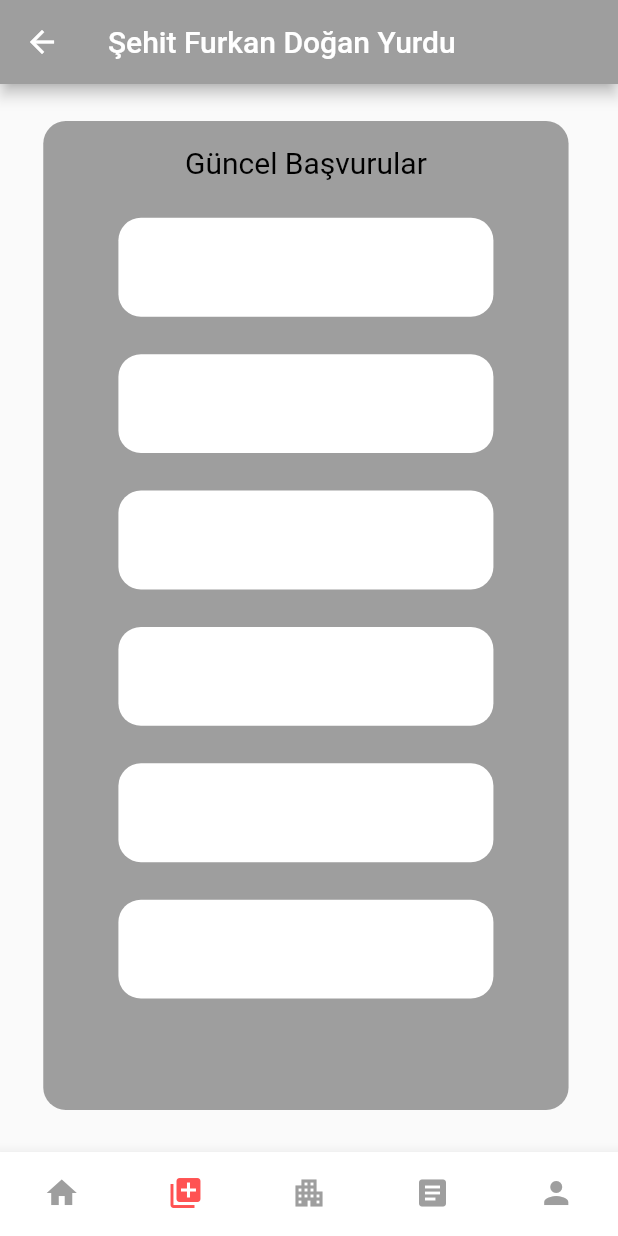
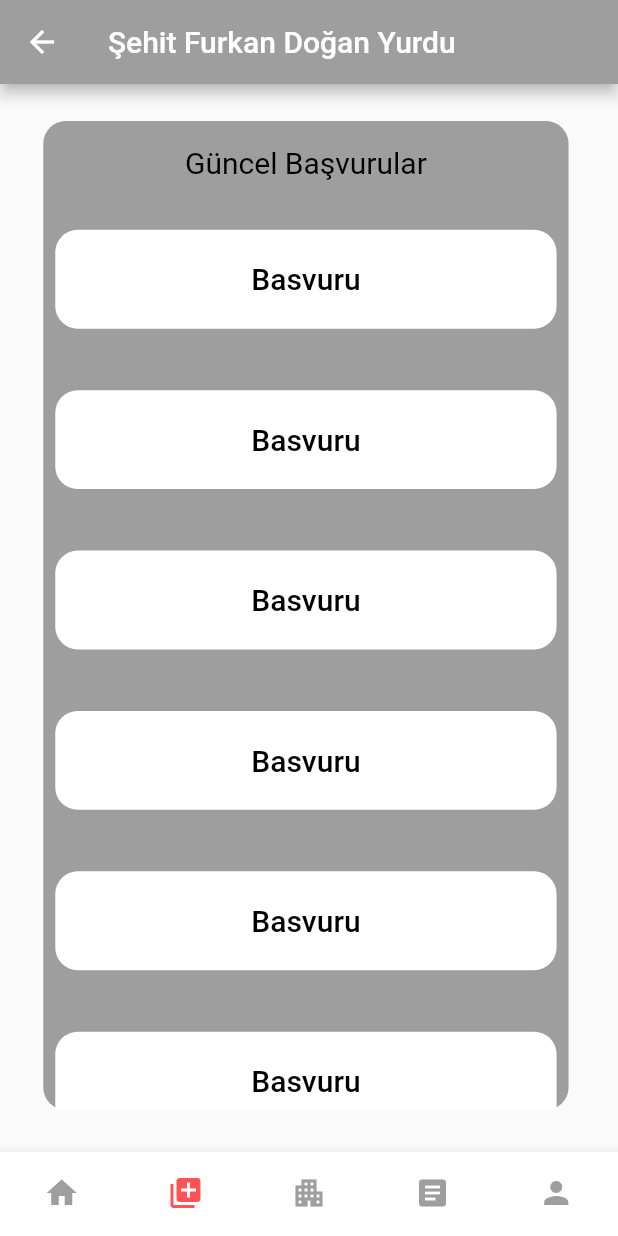
Before and after one commit to memin745/Flutter_Yurt, a Flutter app: the screen it shows after launch, item 2 of the bottom bar chosen, after a tap on "Başvurular", on a phone screen of 412 x 824 dp. Run offline on Flutter 3.47's test engine with Material 2 defaults, Android fonts, the phone set to English and light mode, and no system bars; our stand-ins replace carousel_pro.

Commit message:
Duyuru başvuru izin clean code

```diff
--- a/lib/Duyurular/DuyurularSayfasi.dart
+++ b/lib/Duyurular/DuyurularSayfasi.dart
@@ -37,10 +37,55 @@ class _DuyurularSayfasiPageState extends State<DuyurularSayfasiPage> {
               padding: EdgeInsets.only(top: 15),
               child: Text("Duyurular",style: TextStyle(fontSize: 25,fontWeight: FontWeight.bold),),
             ),
-            Container(
 
-            ),
-            Container(
+            Expanded(
+            child: ListView(
+              scrollDirection: Axis.vertical,
+              children: [
+                Padding(
+                padding: const EdgeInsets.all(8),
+                child:Duyurular("Duyuru", context),
+                ),
+                Padding(
+                padding: const EdgeInsets.all(8),
+                child:Duyurular("Duyuru", context),
+                ),
+                Padding(
+                padding: const EdgeInsets.all(8),
+                child:Duyurular("Duyuru", context),
+                ),
+                Padding(
+                padding: const EdgeInsets.all(8),
+                child:Duyurular("Duyuru", context),
+                ),
+                Padding(
+                padding: const EdgeInsets.all(8),
+                child:Duyurular("Duyuru", context),
+                ),
+                Padding(
+                padding: const EdgeInsets.all(8),
+                child:Duyurular("Duyuru", context),
+                ),
+                Padding(
+                padding: const EdgeInsets.all(8),
+                child:Duyurular("Duyuru", context),
+                ),
+                Padding(
+                padding: const EdgeInsets.all(8),
+                child:Duyurular("Duyuru", context),
+                ),
+              ],
+            )
+          )
+
+          ],
+        ),
+      ),
+    );
+  }
+}
+Widget Duyurular(String title, context){Size size = MediaQuery.of(context).size;
+   return Container(
               margin: EdgeInsets.only(top: 15),
               decoration: BoxDecoration(color: Colors.white,borderRadius: BorderRadius.circular(15)),
               width: size.width * 0.70,
@@ -50,65 +95,7 @@ class _DuyurularSayfasiPageState extends State<DuyurularSayfasiPage> {
             context,
             MaterialPageRoute(builder: (context) => DuyuruMetniPage()),
         ),
-              child: Text("Duyuru 1",style:TextStyle(fontSize: 20),),
+              child: Text("Duyuru ",style:TextStyle(fontSize: 20),),
               ),
-            ),
-            Container(
-              margin: EdgeInsets.only(top: 15),
-              decoration: BoxDecoration(color: Colors.white,borderRadius: BorderRadius.circular(15)),
-              width: size.width * 0.70,
-              height: size.height * 0.10,
-              child: TextButton(onPressed: () => Navigator.pushReplacement(
-            //Navigator.push(
-            context,
-            MaterialPageRoute(builder: (context) => DuyuruMetniPage()),
-        ),
-              child: Text("Duyuru 2",style:TextStyle(fontSize: 20),),
-              ),
-            ),
-            Container(
-              margin: EdgeInsets.only(top: 15),
-              decoration: BoxDecoration(color: Colors.white,borderRadius: BorderRadius.circular(15)),
-              width: size.width * 0.70,
-              height: size.height * 0.10,
-              child: TextButton(onPressed: () => Navigator.pushReplacement(
-            //Navigator.push(
-            context,
-            MaterialPageRoute(builder: (context) => DuyuruMetniPage()),
-        ),
-              child: Text("Duyuru 3",style:TextStyle(fontSize: 20),),
-              ),
-            ),
-            Container(
-              margin: EdgeInsets.only(top: 15),
-              decoration: BoxDecoration(color: Colors.white,borderRadius: BorderRadius.circular(15)),
-              width: size.width * 0.70,
-              height: size.height * 0.10,
-              child: TextButton(onPressed: () => Navigator.pushReplacement(
-            //Navigator.push(
-            context,
-            MaterialPageRoute(builder: (context) => DuyuruMetniPage()),
-        ),
-              child: Text("Duyuru 4",style:TextStyle(fontSize: 20),),
-              ),
-            ),
-            Container(
-              margin: EdgeInsets.only(top: 15),
-              decoration: BoxDecoration(color: Colors.white,borderRadius: BorderRadius.circular(15)),
-              width: size.width * 0.70,
-              height: size.height * 0.10,
-              child: TextButton(onPressed: () => Navigator.pushReplacement(
-            //Navigator.push(
-            context,
-            MaterialPageRoute(builder: (context) => DuyuruMetniPage()),
-        ),
-              child: Text("Duyuru 5",style:TextStyle(fontSize: 20),),
-              ),
-            ),
-
-          ],
-        ),
-      ),
-    );
-  }
+            );
 }
--- a/lib/izinbasvuru/basvurular.dart
+++ b/lib/izinbasvuru/basvurular.dart
@@ -50,7 +50,54 @@ class _BavurularPageState extends State<BavurularPage> {
                 )
               ]),
             ),
-            Container(
+             Expanded(
+            child: ListView(
+              scrollDirection: Axis.vertical,
+              children: [
+                Padding(
+                padding: const EdgeInsets.all(8),
+                child:Basvurular("Basvuru",context),
+                ),
+                Padding(
+                padding: const EdgeInsets.all(8),
+                child:Basvurular("Basvuru",context),
+                ),
+                Padding(
+                padding: const EdgeInsets.all(8),
+                child:Basvurular("Basvuru",context),
+                ),
+                Padding(
+                padding: const EdgeInsets.all(8),
+                child:Basvurular("Basvuru",context),
+                ),
+                Padding(
+                padding: const EdgeInsets.all(8),
+                child:Basvurular("Basvuru",context),
+                ),
+                Padding(
+                padding: const EdgeInsets.all(8),
+                child:Basvurular("Basvuru",context),
+                ),
+                Padding(
+                padding: const EdgeInsets.all(8),
+                child:Basvurular("Basvuru",context),
+                ),
+                Padding(
+                padding: const EdgeInsets.all(8),
+                child:Basvurular("Basvuru",context),
+                ),
+              ],
+            )
+          )
+
+          ],
+        ),
+      ),
+    );
+  }
+}
+Widget Basvurular(String title,context){Size size = MediaQuery.of(context).size;
+return Container(
                 margin: EdgeInsets.only(top: 25),
                 decoration: BoxDecoration(
                   borderRadius: BorderRadius.circular(15),
@@ -60,78 +107,8 @@ class _BavurularPageState extends State<BavurularPage> {
                 height: size.height * 0.08,
                 child: TextButton(
                     child: Text(
-                  "",
+                  title,
                   style: TextStyle(fontSize: 20, color: Colors.black),
-                ))),
-                Container(
-                margin: EdgeInsets.only(top: 25),
-                decoration: BoxDecoration(
-                  borderRadius: BorderRadius.circular(15),
-                  color: Colors.white,
-                ),
-                width: 250,
-                height: size.height * 0.08,
-                child: TextButton(
-                    child: Text(
-                  "",
-                  style: TextStyle(fontSize: 20, color: Colors.black),
-                ))),
-                Container(
-                margin: EdgeInsets.only(top: 25),
-                decoration: BoxDecoration(
-                  borderRadius: BorderRadius.circular(15),
-                  color: Colors.white,
-                ),
-                width: 250,
-                height: size.height * 0.08,
-                child: TextButton(
-                    child: Text(
-                  "",
-                  style: TextStyle(fontSize: 20, color: Colors.black),
-                ))),
-                Container(
-                margin: EdgeInsets.only(top: 25),
-                decoration: BoxDecoration(
-                  borderRadius: BorderRadius.circular(15),
-                  color: Colors.white,
-                ),
-                width: 250,
-                height: size.height * 0.08,
-                child: TextButton(
-                    child: Text(
-                  "",
-                  style: TextStyle(fontSize: 20, color: Colors.black),
-                ))),
-                Container(
-                margin: EdgeInsets.only(top: 25),
-                decoration: BoxDecoration(
-                  borderRadius: BorderRadius.circular(15),
-                  color: Colors.white,
-                ),
-                width: 250,
-                height: size.height * 0.08,
-                child: TextButton(
-                    child: Text(
-                  "",
-                  style: TextStyle(fontSize: 20, color: Colors.black),
-                ))),
-                Container(
-                margin: EdgeInsets.only(top: 25),
-                decoration: BoxDecoration(
-                  borderRadius: BorderRadius.circular(15),
-                  color: Colors.white,
-                ),
-                width: 250,
-                height: size.height * 0.08,
-                child: TextButton(
-                    child: Text(
-                  "",
-                  style: TextStyle(fontSize: 20, color: Colors.black),
-                ))),
+                )));
 
-          ],
-        ),
-      ),
-    );
-  }
 }
```
Also changed, not shown: lib/profil/izinislemleri.dart (+51 -63 lines), pubspec.lock.
